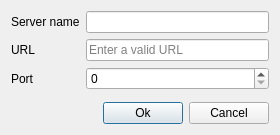
This is src/launcher/dialogaddserver.ui in Reveares/GMP-Launcher as Qt 5 draws it before an edit. The edited form follows.
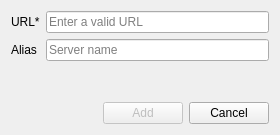
This is the edited form.

Commit message: Improve adding server and error handling

Diff of the .ui file:
```diff
--- a/src/launcher/dialogaddserver.ui
+++ b/src/launcher/dialogaddserver.ui
@@ -17,27 +17,13 @@
    <item>
     <layout class="QFormLayout" name="formLayout">
      <item row="1" column="0">
-      <widget class="QLabel" name="label_2">
-       <property name="text">
-        <string>Server name</string>
-       </property>
-      </widget>
-     </item>
-     <item row="1" column="1">
-      <widget class="QLineEdit" name="editServerName">
-       <property name="inputMethodHints">
-        <set>Qt::ImhLatinOnly</set>
-       </property>
-      </widget>
-     </item>
-     <item row="2" column="0">
       <widget class="QLabel" name="label">
        <property name="text">
-        <string>URL</string>
+        <string>URL*</string>
        </property>
       </widget>
      </item>
-     <item row="2" column="1">
+     <item row="1" column="1">
       <widget class="QLineEdit" name="editUrl">
        <property name="inputMethodHints">
         <set>Qt::ImhUrlCharactersOnly</set>
@@ -47,17 +33,17 @@
        </property>
       </widget>
      </item>
-     <item row="3" column="0">
-      <widget class="QLabel" name="label_3">
+     <item row="2" column="0">
+      <widget class="QLabel" name="label_2">
        <property name="text">
-        <string>Port</string>
+        <string>Alias</string>
        </property>
       </widget>
      </item>
-     <item row="3" column="1">
-      <widget class="QSpinBox" name="editPort">
-       <property name="maximum">
-        <number>65535</number>
+     <item row="2" column="1">
+      <widget class="QLineEdit" name="editServerName">
+       <property name="placeholderText">
+        <string>Server name</string>
        </property>
       </widget>
      </item>
@@ -80,8 +66,11 @@
      </item>
      <item>
       <widget class="QPushButton" name="buttonAddServer">
+       <property name="enabled">
+        <bool>false</bool>
+       </property>
        <property name="text">
-        <string>Ok</string>
+        <string>Add</string>
        </property>
       </widget>
      </item>
```
Left out of the diff: 3 changed lines with no effect on the pictures. The commit also changes 8 other files.
